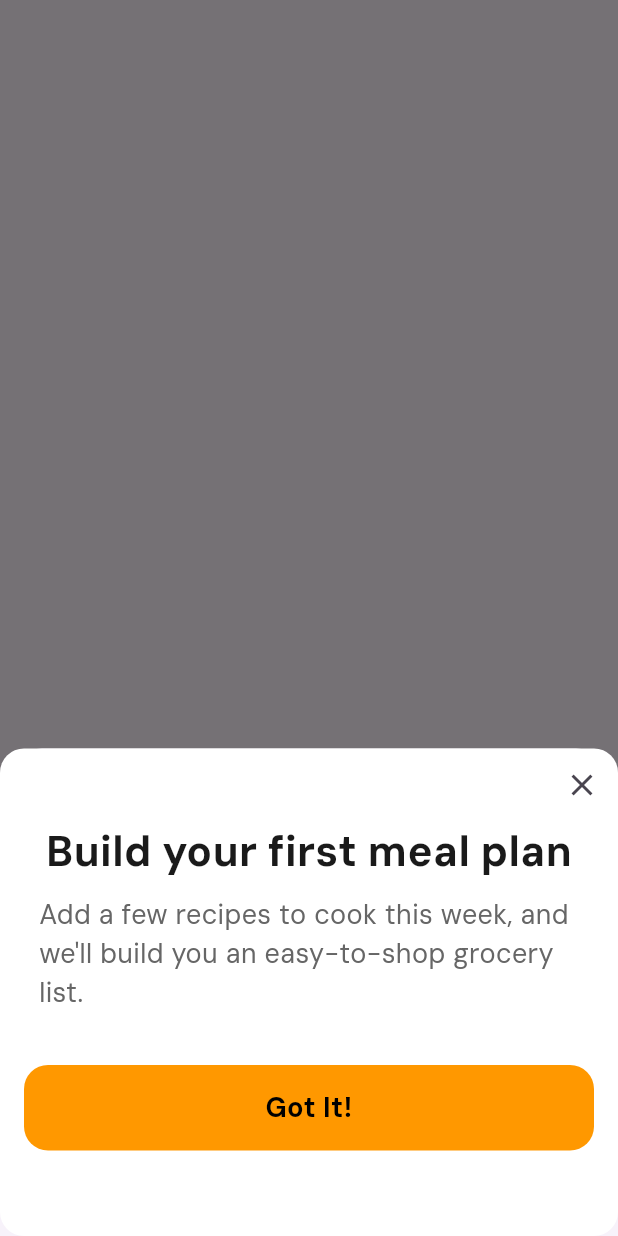
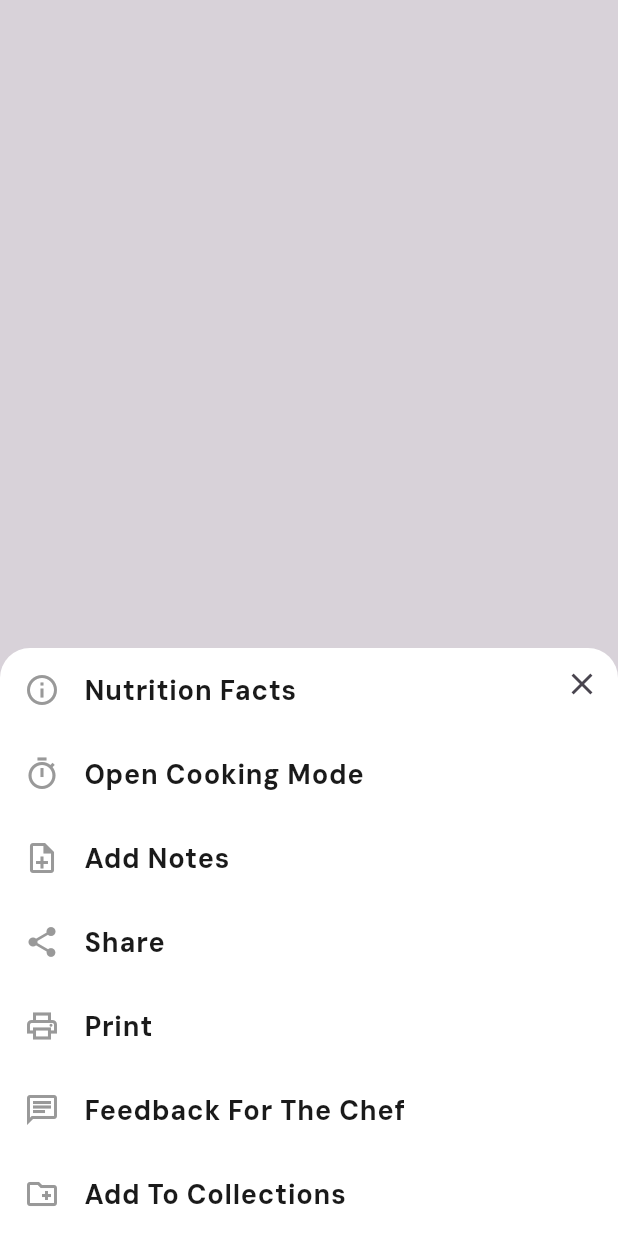
Before and after one commit to IsraaAtif/cooking_app, a Flutter app: what buttomSheet() shows on an empty page, opened directly, on a phone screen of 412 x 824 dp. Run offline on Flutter 3.47's test engine with Material 3 defaults, Android fonts, the phone set to English and light mode, and no system bars.

Commit message:
Update meal plan feature

```diff
--- a/lib/screens/bottom_nav_screen.dart
+++ b/lib/screens/bottom_nav_screen.dart
@@ -1,4 +1,7 @@
+import 'package:cooking_app/screens/favorites.dart';
+import 'package:cooking_app/screens/groceries.dart';
 import 'package:cooking_app/screens/meal_plan.dart';
+import 'package:cooking_app/screens/setting.dart';
 import 'package:flutter/material.dart';
 
 class BottomNavScreen extends StatefulWidget {
@@ -11,12 +14,13 @@ class BottomNavScreen extends StatefulWidget {
 class _BottomNavScreenState extends State<BottomNavScreen> {
 
   int index = 0;
+  List<Widget> screens = [MealPlan(),Groceries(),Favorites(),Setting()];
 
   @override
   Widget build(BuildContext context) {
     return Scaffold(
 
-      body: MealPlan(),
+      body: screens[index],
 
 
       backgroundColor: Colors.white,
--- a/lib/screens/meal_plan.dart
+++ b/lib/screens/meal_plan.dart
@@ -1,6 +1,9 @@
+import 'dart:ui';
+
 import 'package:cooking_app/screens/first_meal_plan.dart';
-import 'package:cooking_app/screens/meal_plan_gallary.dart';
+import 'package:cooking_app/screens/meal_plan_gallery.dart';
 import 'package:cooking_app/widgets/button_meal_plan.dart';
+import 'package:cooking_app/widgets/meal_plan_gallery_bottom_sheet.dart';
 import 'package:flutter/material.dart';
 
 class MealPlan extends StatefulWidget {
@@ -32,49 +35,3 @@ class _MealPlanState extends State<MealPlan> {
     );
   }
 }
-
-void buttomSheet(BuildContext context){
-  showModalBottomSheet(context: context,
-          builder: (BuildContext context){
-            return Container(
-              height: 325,
-
-              decoration: BoxDecoration(
-                color: Colors.white,
-                borderRadius: BorderRadius.circular(16)
-              ),
-              child: Column(
-                children: [
-                          Row(
-                            mainAxisAlignment: MainAxisAlignment.end,
-                            children: [
-                              IconButton(
-                                onPressed: () => Navigator.pop(context),
-                                icon: Icon(Icons.close),
-                                ),
-                            ],
-                        ),
-                  Padding(
-                    padding: const EdgeInsets.only(left: 16,right: 16,bottom: 16),
-                    child: Column(
-                      children: [
-                        Text("Build your first meal plan",style: TextStyle(fontSize: 28,fontWeight: FontWeight.w700,fontFamily: 'DMSans',color: Color(0xff1A1A1A)),),
-                        Padding(
-                          padding: const EdgeInsets.symmetric(horizontal: 10,vertical: 10),
-                          child: Text("Add a few recipes to cook this week, and we'll build you an easy-to-shop grocery list.",style: TextStyle(fontSize: 18,fontWeight: FontWeight.w400,fontFamily: 'DMSans',color: Color(0xff666666)),),
-                        ),
-                        SizedBox(height: 25,),
-
-                        GestureDetector(
-                          child: ButtonMealPlan(text: "Got It!"),
-                          onTap: () => Navigator.pop(context),
-                          ),
-
-                      ],
-                    ),
-                  ),
-                ],
-              ),
-            );
-          });
-}
--- a/lib/screens/meal_sliver_appbar.dart
+++ b/lib/screens/meal_sliver_appbar.dart
@@ -1,8 +1,11 @@
+import 'dart:ui';
+
 import 'package:cooking_app/modules/details_module.dart';
 import 'package:cooking_app/widgets/button_meal_plan.dart';
 import 'package:cooking_app/widgets/button_white.dart';
 import 'package:cooking_app/widgets/header.dart';
 import 'package:cooking_app/widgets/preview_card.dart';
+import 'package:cooking_app/widgets/preview_card_botton_sheet.dart';
 import 'package:flutter/material.dart';
 
 class MealSliverAppbar extends StatefulWidget {
@@ -71,7 +74,7 @@ class _MealSliverAppbarState extends State<MealSliverAppbar> {
                       ),
                       child: IconButton(
                         onPressed: () {
-
+                          buttomSheet(context);
                         },
                         icon: const Icon(
                           Icons.more_horiz,
--- /dev/null
+++ b/lib/widgets/list_tile_item.dart
@@ -0,0 +1,14 @@
+import 'package:flutter/material.dart';
+
+class ListTileItem extends StatelessWidget {
+  const ListTileItem({super.key, required this.txt, required this.ico});
+  final String txt;
+  final IconData ico;
+
+  @override
+  Widget build(BuildContext context) {
+    return ListTile(
+      leading: Icon(ico,color: Color(0xff999999),),
+      title: Text(txt,style: TextStyle(fontSize: 18,fontWeight: FontWeight.w700,color: Color(0xff1A1A1A),fontFamily: 'DMSans'),),
+  );}
+}
--- /dev/null
+++ b/lib/widgets/preview_card_botton_sheet.dart
@@ -0,0 +1,94 @@
+
+
+import 'dart:ui';
+
+import 'package:cooking_app/widgets/list_tile_item.dart';
+import 'package:flutter/material.dart';
+
+void buttomSheet(BuildContext context) {
+  showModalBottomSheet(
+    context: context,
+    backgroundColor: Colors.transparent,
+    barrierColor: Colors.black.withOpacity(0.15),
+    builder: (BuildContext context) {
+      return Stack(
+        children: [
+          // Blur للخلفية
+          BackdropFilter(
+            filter: ImageFilter.blur(
+              sigmaX: 3,
+              sigmaY: 3,
+            ),
+            child: Container(
+              color: Colors.transparent,
+            ),
+          ),
+
+          // الـ Bottom Sheet
+          Align(
+            alignment: Alignment.bottomCenter,
+            child: Container(
+              width: double.infinity,
+              decoration: const BoxDecoration(
+                color: Colors.white,
+                borderRadius: BorderRadius.only(
+                  topLeft: Radius.circular(20),
+                  topRight: Radius.circular(20),
+                ),
+              ),
+              child: SafeArea(
+                child: Row(
+                  crossAxisAlignment: CrossAxisAlignment.start,
+                  children: [
+
+                    Expanded(
+                      child: Column(
+                        mainAxisSize: MainAxisSize.min,
+                        children: [
+                          ListTileItem(
+                            txt: "Nutrition Facts",
+                            ico: Icons.info_outline,
+                          ),
+                          ListTileItem(
+                            txt: "Open Cooking Mode",
+                            ico: Icons.timer_outlined,
+                          ),
+                          ListTileItem(
+                            txt: "Add Notes",
+                            ico: Icons.note_add_outlined,
+                          ),
+                          ListTileItem(
+                            txt: "Share",
+                            ico: Icons.share,
+                          ),
+                          ListTileItem(
+                            txt: "Print",
+                            ico: Icons.print_outlined,
+                          ),
+                          ListTileItem(
+                            txt: "Feedback For The Chef",
+                            ico: Icons.chat_outlined,
+                          ),
+                          ListTileItem(
+                            txt: "Add To Collections",
+                            ico: Icons.create_new_folder_outlined,
+                          ),
+                        ],
+                      ),
+                    ),
+                    IconButton(
+                      onPressed: () {
+                        Navigator.pop(context);
+                      },
+                      icon: const Icon(Icons.close),
+                    ),
+                  ],
+                ),
+              ),
+            ),
+          ),
+        ],
+      );
+    },
+  );
+}
```
Also changed, not shown: lib/screens/favorites.dart (added, +10 -0 lines), lib/screens/groceries.dart (added, +10 -0 lines), lib/screens/setting.dart (added, +10 -0 lines), lib/widgets/meal_plan_gallery_bottom_sheet.dart (added, +103 -0 lines), lib/screens/meal_plan_gallery.dart (renamed from lib/screens/meal_plan_gallary.dart).
